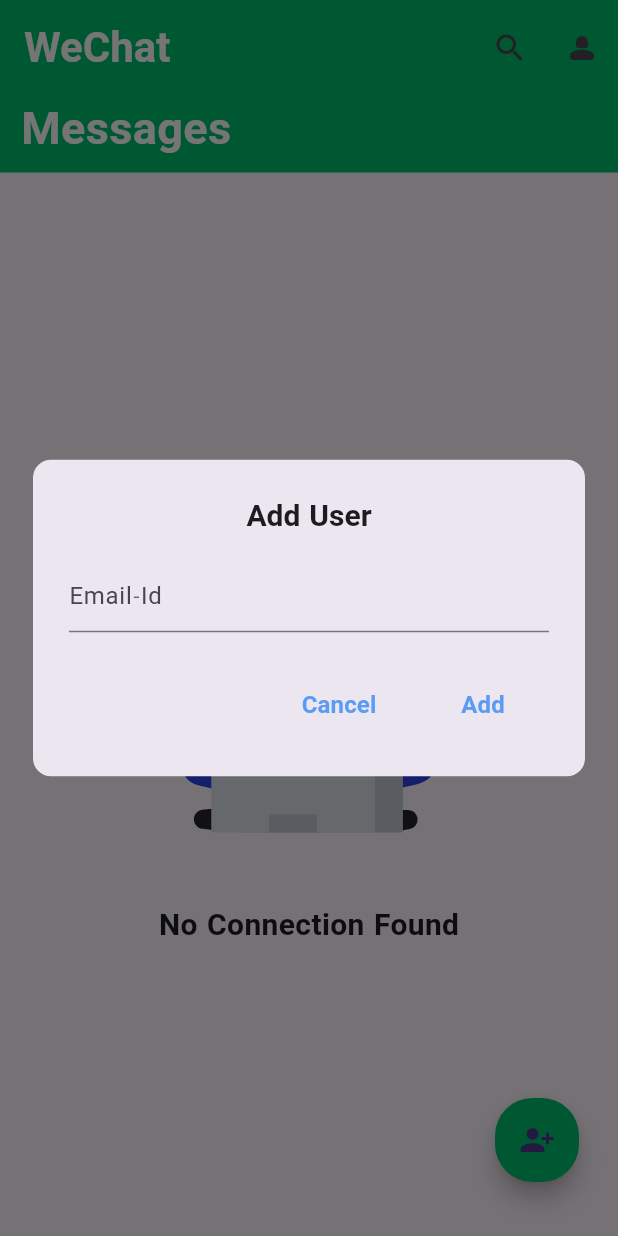
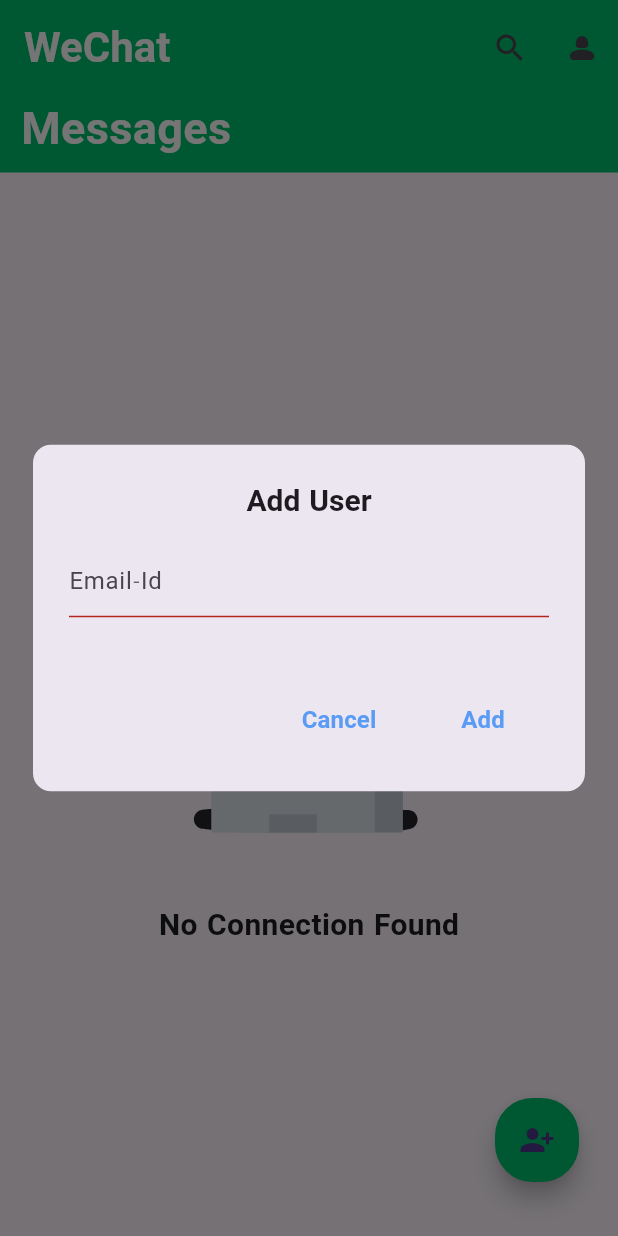
Before and after one commit to ANIKETH232323/WeChat, a Flutter app: the HomeScreen screen opened directly, after a tap on the "person add alt 1" icon, on a phone screen of 412 x 824 dp. Run offline on Flutter 3.47's test engine with Material 3 defaults, Android fonts, the phone set to English and light mode, and no system bars; our stand-ins replace cached_network_image, cloud_firestore, emoji_picker_flutter, firebase_auth, firebase_core, firebase_messaging and 8 more; missing offline and left inert: flutter_notification_channel; accounts and stored records are empty; generated files the repository leaves out were written again.

Commit message:
workspace.xml updated

```diff
--- a/lib/SplashScreen/AppBarBody/MessageToHomeScreen.dart
+++ b/lib/SplashScreen/AppBarBody/MessageToHomeScreen.dart
@@ -1,3 +1,4 @@
+import 'package:flutter/cupertino.dart';
 import 'package:flutter/material.dart';
 import 'package:flutter/services.dart';
 import 'package:lottie/lottie.dart';
@@ -21,6 +22,7 @@ class _HomeScreenState extends State<HomeScreen> {
   List<ChatUserModel> list = [];
   final List<ChatUserModel> _searchList = [];
   bool _isSearching = false;
+  String iserror = '';
 
   @override
   void initState() {
@@ -252,7 +254,10 @@ class _HomeScreenState extends State<HomeScreen> {
               ),
               insetPadding: EdgeInsets.zero,
               //content
-              content: Builder(
+              content: Column(
+                mainAxisSize: MainAxisSize.min,
+                children: [
+                  Builder(
                     builder: (context) {
                       return SizedBox(
                         width: 320,
@@ -260,12 +265,16 @@ class _HomeScreenState extends State<HomeScreen> {
                           maxLines: null,
                           canRequestFocus: true,
                           onChanged: (value) => email = value,
-                      decoration: const InputDecoration(
+                          decoration:   InputDecoration(
                             hintText: 'Email-Id',
+                            errorText: iserror,
                           ),
                         ),
                       );
                     },
+                  ),
+
+                ],
               ),
 
               //actions
@@ -289,19 +298,24 @@ class _HomeScreenState extends State<HomeScreen> {
                 MaterialButton(
                     onPressed: () async {
                       //hide alert dialog
-                      Navigator.pop(context);
+
                       if (email.isNotEmpty) {
                         await Api.addChatUser(email).then(
                           (value) {
                             if (!value) {
                               SnackBar1.showFloatingSnackBar(
                                   context, "No User Found");
+                              Navigator.pop(context);
                             } else {
                               SnackBar1.showFloatingSnackBar(
                                   context, "User Added In Your List");
+                              Navigator.pop(context);
                             }
                           },
                         );
+                      }
+                      else{
+                        iserror = "Invalid Input";
                       }
                     },
                     child: const Text(
```
Lines whose indentation alone changed are shown as unchanged.
